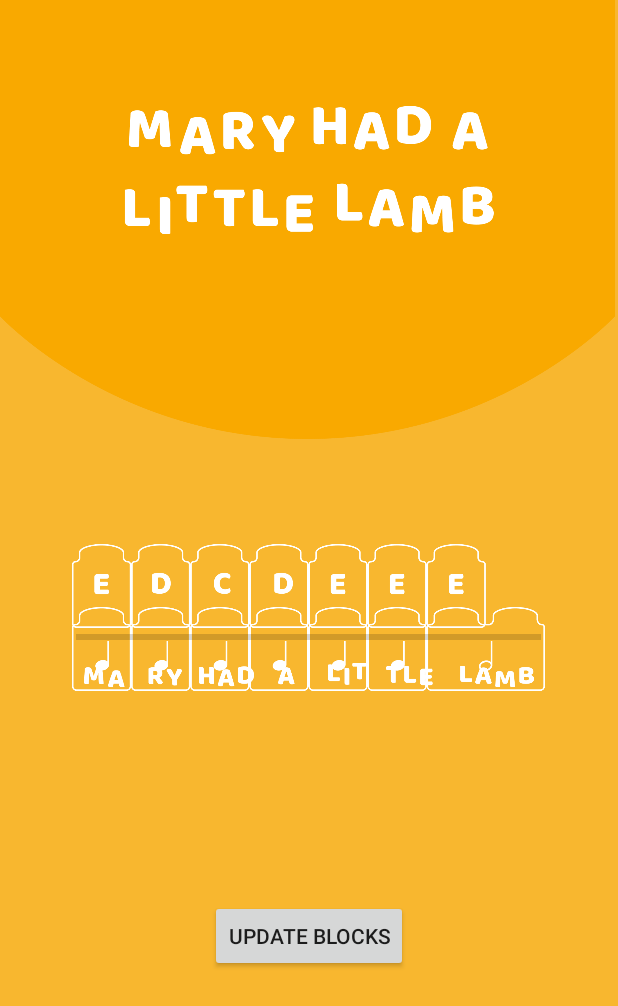
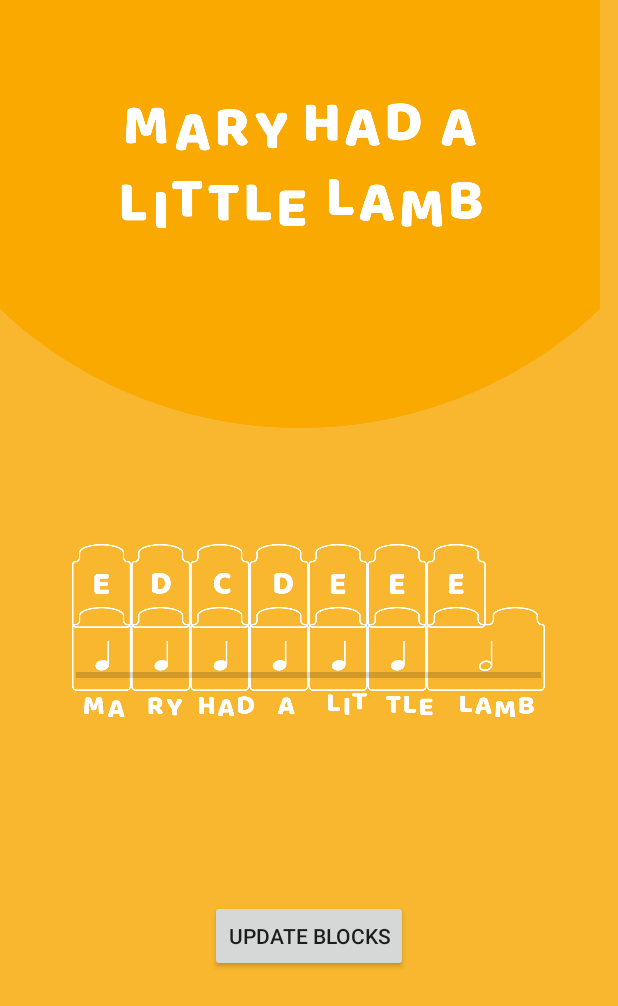
Before and after one commit to hkwang24/beatwalk, an Android app: the SongOne screen opened directly, with no data from a screen before it, on a phone screen of 412 x 824 dp. Shown: the top 1006 px of the screen. Run offline under Robolectric (Android 15) with nearby library versions, the phone set to English and light mode, and no system bars.

Commit message:
translated for new phone

```diff
--- a/android/app/src/main/java/com/example/beatwalk/SongOne.java
+++ b/android/app/src/main/java/com/example/beatwalk/SongOne.java
@@ -33,22 +33,12 @@ public class SongOne extends AppCompatActivity {
         super.onCreate(savedInstanceState);
         setContentView(R.layout.content_song_one);
 
-        btHandler = new Bluetooth();
-        System.out.println("Trying to set up bluetooth");
-        btHandler.setup();
-        System.out.println("Bluetooth setup");
 
         pgsBar = (ProgressBar) findViewById(R.id.pBar);
-
-        // btHandler = new Bluetooth();
-        // btHandler.setup();
 
         Button button= (Button)findViewById(R.id.update_button);
         button.setOnClickListener(new View.OnClickListener() {
             public void onClick(View v) {
-//                System.out.println("BUTTON PRESSED");
-//
-//                String msg = btHandler.getMessage();
 
                 char[] notes = {'c', 'b', ' ', 'a', ' ', ' ', 'e', 'f'};
                 char[] rhythm = {'q','h', ' ', 'h', ' ', 'r', 'q', 'q'};
--- a/android/app/src/main/res/drawable/explore_background.xml
+++ b/android/app/src/main/res/drawable/explore_background.xml
@@ -7,8 +7,8 @@
 
     <item
         android:drawable="@drawable/explore_title"
-        android:height="225.5dp"
-        android:width="410dp" />
+        android:height="220dp"
+        android:width="400dp" />
 
     <item
         android:drawable="@drawable/block_base"
--- a/android/app/src/main/res/drawable/play_mode_background.xml
+++ b/android/app/src/main/res/drawable/play_mode_background.xml
@@ -7,8 +7,8 @@
 
     <item
         android:drawable="@drawable/mary_title"
-        android:height="292.64dp"
-        android:width="410dp" />
+        android:height="285.5dp"
+        android:width="400dp" />
 
     <item
         android:drawable="@drawable/mary_block_base"
--- a/android/app/src/main/res/layout/content_song_one.xml
+++ b/android/app/src/main/res/layout/content_song_one.xml
@@ -1,8 +1,8 @@
 <?xml version="1.0" encoding="utf-8"?>
 
 <RelativeLayout xmlns:android="http://schemas.android.com/apk/res/android"
-    android:layout_width="fill_parent"
-    android:layout_height="fill_parent"
+    android:layout_width="match_parent"
+    android:layout_height="match_parent"
     android:background="@drawable/play_mode_background">
 
     <!--
@@ -18,7 +18,7 @@
         android:id="@+id/let_pos1"
         android:layout_width="39dp"
         android:layout_height="56.03dp"
-        android:translationX="49dp"
+        android:translationX="35dp"
         android:translationY="-20.3dp"
         android:layout_centerVertical="true"
         android:src="@drawable/c_note"
@@ -28,18 +28,19 @@
         android:id="@+id/qnote_pos1"
         android:layout_width="49dp"
         android:layout_height="56.03dp"
-        android:translationX="44.5dp"
+        android:translationX="30dp"
         android:translationY="21dp"
         android:layout_centerVertical="true"
         android:src="@drawable/quarter_note"
         android:visibility="invisible"
+
         />
 
     <ImageView
         android:id="@+id/hnote_pos1"
         android:layout_width="79dp"
         android:layout_height="56.03dp"
-        android:translationX="48dp"
+        android:translationX="35dp"
         android:translationY="21dp"
         android:layout_centerVertical="true"
         android:src="@drawable/half_note"
@@ -50,7 +51,7 @@
         android:id="@+id/let_pos2"
         android:layout_width="39dp"
         android:layout_height="56.03dp"
-        android:translationX="89dp"
+        android:translationX="75dp"
         android:translationY="-20.3dp"
         android:layout_centerVertical="true"
         android:src="@drawable/d_note"
@@ -61,7 +62,7 @@
         android:id="@+id/qnote_pos2"
         android:layout_width="39dp"
         android:layout_height="56.03dp"
-        android:translationX="89dp"
+        android:translationX="75dp"
         android:translationY="21dp"
         android:layout_centerVertical="true"
         android:src="@drawable/quarter_note"
@@ -72,7 +73,7 @@
         android:id="@+id/hnote_pos2"
         android:layout_width="79dp"
         android:layout_height="56.03dp"
-        android:translationX="89dp"
+        android:translationX="75dp"
         android:translationY="21dp"
         android:layout_centerVertical="true"
         android:src="@drawable/half_note"
@@ -83,7 +84,7 @@
         android:id="@+id/let_pos3"
         android:layout_width="39.4dp"
         android:layout_height="56.03dp"
-        android:translationX="128dp"
+        android:translationX="114dp"
         android:translationY="-20.3dp"
         android:layout_centerVertical="true"
         android:src="@drawable/e_note"
@@ -94,7 +95,7 @@
         android:id="@+id/qnote_pos3"
         android:layout_width="39dp"
         android:layout_height="56.03dp"
-        android:translationX="128dp"
+        android:translationX="114dp"
         android:translationY="21dp"
         android:layout_centerVertical="true"
         android:src="@drawable/quarter_note"
@@ -105,7 +106,7 @@
         android:id="@+id/hnote_pos3"
         android:layout_width="79dp"
         android:layout_height="56.03dp"
-        android:translationX="128dp"
+        android:translationX="114dp"
         android:translationY="21dp"
         android:layout_centerVertical="true"
         android:src="@drawable/half_note"
@@ -116,7 +117,7 @@
         android:id="@+id/let_pos4"
         android:layout_width="39.4dp"
         android:layout_height="56.03dp"
-        android:translationX="167.5dp"
+        android:translationX="153dp"
         android:translationY="-20.3dp"
         android:layout_centerVertical="true"
         android:src="@drawable/e_note"
@@ -127,7 +128,7 @@
         android:id="@+id/qnote_pos4"
         android:layout_width="39dp"
         android:layout_height="56.03dp"
-        android:translationX="167.5dp"
+        android:translationX="153dp"
         android:translationY="21dp"
         android:layout_centerVertical="true"
         android:src="@drawable/quarter_note"
@@ -138,7 +139,7 @@
         android:id="@+id/hnote_pos4"
         android:layout_width="79dp"
         android:layout_height="56.03dp"
-        android:translationX="167.5dp"
+        android:translationX="153dp"
         android:translationY="21dp"
         android:layout_centerVertical="true"
         android:src="@drawable/half_note"
@@ -149,7 +150,7 @@
         android:id="@+id/let_pos5"
         android:layout_width="39.4dp"
         android:layout_height="56.03dp"
-        android:translationX="207dp"
+        android:translationX="193dp"
         android:translationY="-20.3dp"
         android:layout_centerVertical="true"
         android:src="@drawable/e_note"
@@ -159,7 +160,7 @@
         android:id="@+id/hnote_pos5"
         android:layout_width="79dp"
         android:layout_height="56.03dp"
-        android:translationX="207dp"
+        android:translationX="193dp"
         android:translationY="21dp"
         android:layout_centerVertical="true"
         android:src="@drawable/half_note"
@@ -170,7 +171,7 @@
         android:id="@+id/qnote_pos5"
         android:layout_width="39dp"
         android:layout_height="56.03dp"
-        android:translationX="207dp"
+        android:translationX="193dp"
         android:translationY="21dp"
         android:layout_centerVertical="true"
         android:src="@drawable/quarter_note"
@@ -182,7 +183,7 @@
         android:id="@+id/let_pos6"
         android:layout_width="39.4dp"
         android:layout_height="56.03dp"
-        android:translationX="246dp"
+        android:translationX="233dp"
         android:translationY="-20.3dp"
         android:layout_centerVertical="true"
         android:src="@drawable/e_note"
@@ -193,7 +194,7 @@
         android:id="@+id/qnote_pos6"
         android:layout_width="39dp"
         android:layout_height="56.03dp"
-        android:translationX="246dp"
+        android:translationX="233dp"
         android:translationY="21dp"
         android:layout_centerVertical="true"
         android:src="@drawable/quarter_note"
@@ -216,7 +217,7 @@
         android:id="@+id/let_pos7"
         android:layout_width="39.4dp"
         android:layout_height="56.03dp"
-        android:translationX="285dp"
+        android:translationX="270dp"
         android:translationY="-20.3dp"
         android:layout_centerVertical="true"
         android:src="@drawable/e_note"
@@ -227,7 +228,7 @@
         android:id="@+id/hnote_pos7"
         android:layout_width="79dp"
         android:layout_height="56.03dp"
-        android:translationX="285dp"
+        android:translationX="271dp"
         android:translationY="21dp"
         android:layout_centerVertical="true"
         android:src="@drawable/half_note"
@@ -238,7 +239,7 @@
         android:id="@+id/qnote_pos7"
         android:layout_width="39dp"
         android:layout_height="56.03dp"
-        android:translationX="285dp"
+        android:translationX="271dp"
         android:translationY="21dp"
         android:layout_centerVertical="true"
         android:src="@drawable/quarter_note"
@@ -250,7 +251,7 @@
         android:id="@+id/let_pos8"
         android:layout_width="39.4dp"
         android:layout_height="56.03dp"
-        android:translationX="324dp"
+        android:translationX="310dp"
         android:translationY="-20.3dp"
         android:layout_centerVertical="true"
         android:src="@drawable/e_note"
@@ -261,7 +262,7 @@
         android:id="@+id/qnote_pos8"
         android:layout_width="39dp"
         android:layout_height="56.03dp"
-        android:translationX="324dp"
+        android:translationX="310dp"
         android:translationY="21dp"
         android:layout_centerVertical="true"
         android:src="@drawable/quarter_note"
@@ -279,7 +280,7 @@
         android:max="100"
         android:minWidth="200dp"
         android:minHeight="50dp"
-        android:paddingTop="300dp"
+        android:paddingTop="350dp"
         android:progress="0" />
 
     <ImageView
@@ -288,7 +289,7 @@
         android:layout_height="300dp"
         android:layout_centerHorizontal="true"
         android:src="@drawable/mary_lyrics"
-        android:translationY="300dp" />
+        android:translationY="320dp" />
 
     <ImageView
         android:id="@+id/lyric1"
@@ -296,8 +297,8 @@
         android:layout_height="52dp"
         android:layout_centerVertical="true"
         android:src="@drawable/ma_syllable"
-        android:translationX="55dp"
-        android:translationY="75.5dp"
+        android:translationX="41dp"
+        android:translationY="82.5dp"
         android:visibility="invisible" />
 
     <ImageView
@@ -306,8 +307,8 @@
         android:layout_height="wrap_content"
         android:layout_centerVertical="true"
         android:src="@drawable/ry_syllable"
-        android:translationX="97.5dp"
-        android:translationY="74.5dp"
+        android:translationX="82.5dp"
+        android:translationY="81.5dp"
         android:visibility="invisible" />
 
     <ImageView
@@ -316,8 +317,8 @@
         android:layout_height="wrap_content"
         android:layout_centerVertical="true"
         android:src="@drawable/had_syllable"
-        android:translationX="131.2dp"
-        android:translationY="74.75dp"
+        android:translationX="116.2dp"
+        android:translationY="81.75dp"
         android:visibility="invisible" />
 
     <ImageView
@@ -326,8 +327,8 @@
         android:layout_height="wrap_content"
         android:layout_centerVertical="true"
         android:src="@drawable/a_syllable"
-        android:translationX="184dp"
-        android:translationY="74.2dp"
+        android:translationX="169dp"
+        android:translationY="81.2dp"
         android:visibility="invisible" />
 
     <ImageView
@@ -336,8 +337,8 @@
         android:layout_height="wrap_content"
         android:layout_centerVertical="true"
         android:src="@drawable/lit_syllable"
-        android:translationX="217.2dp"
-        android:translationY="74dp"
+        android:translationX="202.2dp"
+        android:translationY="81dp"
         android:visibility="invisible" />
 
     <ImageView
@@ -346,8 +347,8 @@
         android:layout_height="wrap_content"
         android:layout_centerVertical="true"
         android:src="@drawable/tle_syllable"
-        android:translationX="256dp"
-        android:translationY="75.1dp"
+        android:translationX="241dp"
+        android:translationY="82.1dp"
         android:visibility="invisible" />
 
     <ImageView
@@ -356,8 +357,8 @@
         android:layout_height="wrap_content"
         android:layout_centerVertical="true"
         android:src="@drawable/lamb_syllable"
-        android:translationX="306.2dp"
-        android:translationY="75.2dp"
+        android:translationX="291.2dp"
+        android:translationY="82.2dp"
         android:visibility="invisible" />
 
     <ImageView
@@ -366,9 +367,10 @@
         android:layout_height="56.03dp"
         android:layout_centerVertical="true"
         android:src="@drawable/error"
-        android:translationX="58dp"
+        android:translationX="41dp"
         android:translationY="120dp"
-        android:visibility="invisible" />
+        android:visibility="invisible"
+         />
 
     <ImageView
         android:id="@+id/error2"
@@ -376,9 +378,10 @@
         android:layout_height="56.03dp"
         android:layout_centerVertical="true"
         android:src="@drawable/error"
-        android:translationX="98dp"
+        android:translationX="81dp"
         android:translationY="120dp"
-        android:visibility="invisible" />
+        android:visibility="invisible"
+         />
 
     <ImageView
         android:id="@+id/error3"
@@ -386,9 +389,10 @@
         android:layout_height="56.03dp"
         android:layout_centerVertical="true"
         android:src="@drawable/error"
-        android:translationX="138dp"
+        android:translationX="121dp"
         android:translationY="120dp"
-        android:visibility="invisible" />
+        android:visibility="invisible"
+        />
 
     <ImageView
         android:id="@+id/error4"
@@ -396,9 +400,10 @@
         android:layout_height="56.03dp"
         android:layout_centerVertical="true"
         android:src="@drawable/error"
-        android:translationX="176dp"
+        android:translationX="161dp"
         android:translationY="120dp"
-        android:visibility="invisible" />
+        android:visibility="invisible"
+         />
 
     <ImageView
         android:id="@+id/error5"
@@ -406,9 +411,10 @@
         android:layout_height="56.03dp"
         android:layout_centerVertical="true"
         android:src="@drawable/error"
-        android:translationX="216dp"
+        android:translationX="201dp"
         android:translationY="120dp"
-        android:visibility="invisible" />
+        android:visibility="invisible"
+         />
 
     <ImageView
         android:id="@+id/error6"
@@ -416,9 +422,10 @@
         android:layout_height="56.03dp"
         android:layout_centerVertical="true"
         android:src="@drawable/error"
-        android:translationX="256dp"
+        android:translationX="241dp"
         android:translationY="120dp"
-        android:visibility="invisible" />
+        android:visibility="invisible"
+        />
 
     <ImageView
         android:id="@+id/error7"
@@ -426,9 +433,10 @@
         android:layout_height="56.03dp"
         android:layout_centerVertical="true"
         android:src="@drawable/error"
-        android:translationX="295dp"
+        android:translationX="280dp"
         android:translationY="120dp"
-        android:visibility="invisible" />
+        android:visibility="invisible"
+        />
 
     <ImageView
         android:id="@+id/error8"
@@ -436,9 +444,10 @@
         android:layout_height="56.03dp"
         android:layout_centerVertical="true"
         android:src="@drawable/error"
-        android:translationX="334dp"
+        android:translationX="319dp"
         android:translationY="120dp"
-        android:visibility="invisible" />
+        android:visibility="invisible"
+         />
 
     <Button
         android:id="@+id/update_button"
```
Also changed, not shown: android/app/src/main/java/com/example/beatwalk/ExploreActivity.java (+10 -10 lines), android/app/src/main/res/layout/activity_explore.xml (+24 -23 lines).
